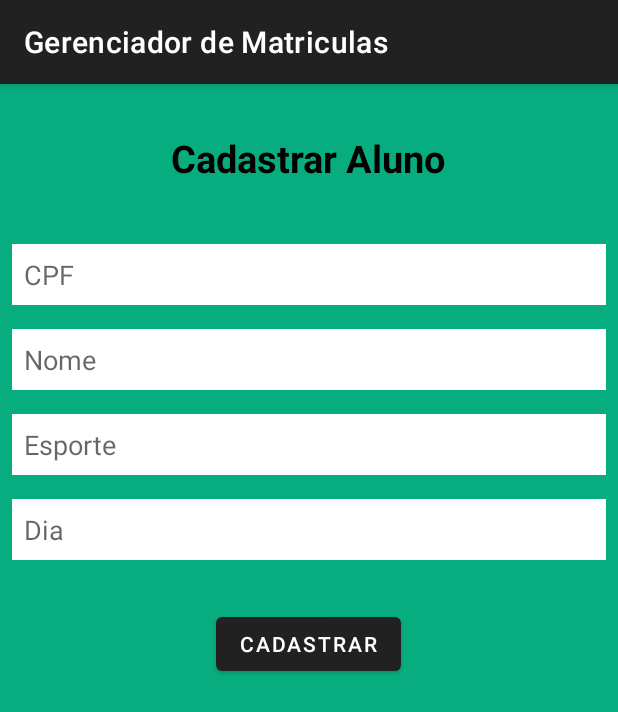
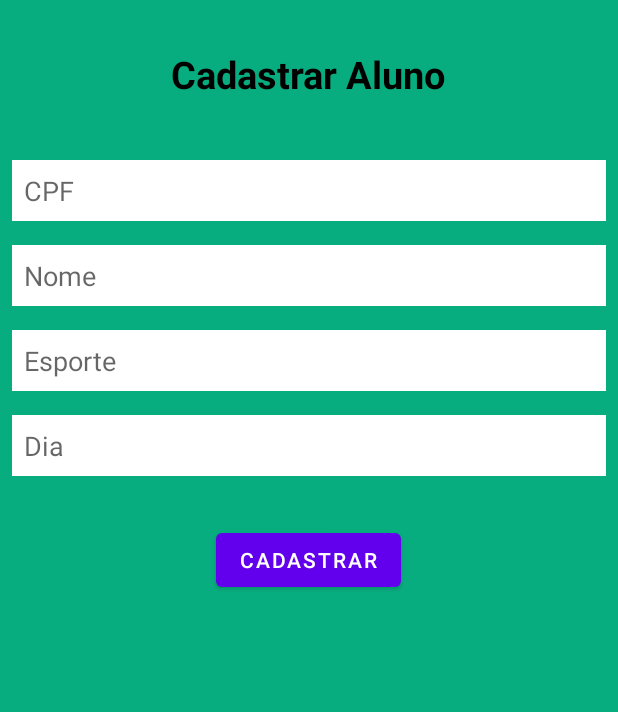
Before and after one commit to JvAvelar/app-gerenciador-matriculas, an Android app: the screen it shows after launch (AddActivity), after a tap on "MUDAR", on a phone screen of 412 x 824 dp. Shown: the top 712 px of the screen. Run offline under Robolectric (Android 15) with nearby library versions, the phone set to English and light mode, and no system bars; our stand-ins replace Room's generated code.

Commit message:
Implementação: Alteração da actionBar

```diff
--- a/app/src/main/res/values-night/themes.xml
+++ b/app/src/main/res/values-night/themes.xml
@@ -1,6 +1,6 @@
 <resources xmlns:tools="http://schemas.android.com/tools">
     <!-- Base application theme. -->
-    <style name="Base.Theme.GerenciadorDeMatriculas" parent="Theme.MaterialComponents.DayNight.DarkActionBar">
+    <style name="Base.Theme.GerenciadorDeMatriculas" parent="Theme.MaterialComponents.DayNight.NoActionBar">
         <!-- Customize your dark theme here. -->
         <!-- <item name="colorPrimary">@color/my_dark_primary</item> -->
     </style>
--- a/app/src/main/res/values/themes.xml
+++ b/app/src/main/res/values/themes.xml
@@ -1,7 +1,10 @@
 <resources xmlns:tools="http://schemas.android.com/tools">
     <!-- Base application theme. -->
-    <style name="Base.Theme.GerenciadorDeMatriculas" parent="Theme.MaterialComponents.DayNight.DarkActionBar">
+    <style name="Base.Theme.GerenciadorDeMatriculas" parent="Theme.MaterialComponents.DayNight.NoActionBar">
         <!-- Customize your light theme here. -->
+
+<!--        "Theme.MaterialComponents.DayNight.DarkActionBar"-->
+
         <!-- <item name="colorPrimary">@color/my_light_primary</item> -->
     </style>
 
```
